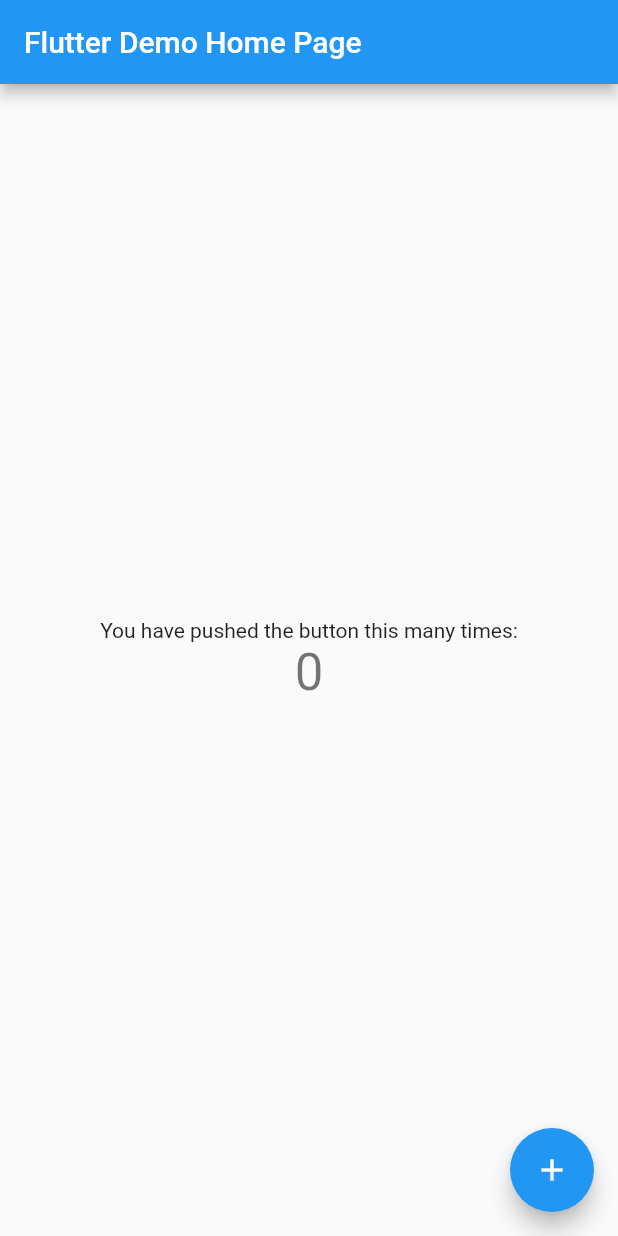
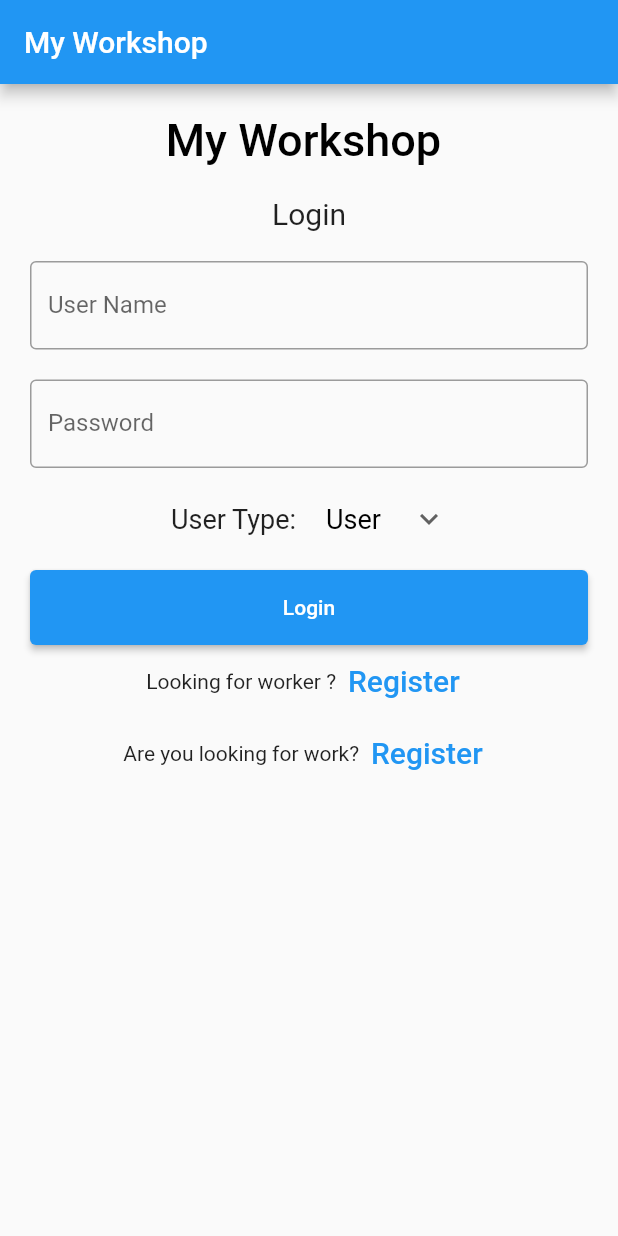
Before and after one commit to IftekharulAlam/workshopapp, a Flutter app: the screen it shows after launch, on a phone screen of 412 x 824 dp. Run offline on Flutter 3.47's test engine with Material 2 defaults, Android fonts, the phone set to English and light mode, and no system bars; our stand-ins replace fluttertoast.

Commit message:
create workshop added

```diff
--- a/lib/main.dart
+++ b/lib/main.dart
@@ -1,115 +1,223 @@
+// ignore_for_file: sort_child_properties_last,, use_build_context_synchronously
+
+import 'dart:convert';
+
 import 'package:flutter/material.dart';
+import 'package:fluttertoast/fluttertoast.dart';
 
-void main() {
-  runApp(const MyApp());
-}
+import 'package:http/http.dart' as http;
+import 'package:workshopapp/createWorkshopScreen.dart';
+import 'package:workshopapp/homepage.dart';
+import 'package:workshopapp/registrationWorkshop.dart';
+
+void main() => runApp(const MyApp());
 
 class MyApp extends StatelessWidget {
-  const MyApp({super.key});
+  const MyApp({Key? key}) : super(key: key);
 
-  // This widget is the root of your application.
+  static const String _title = 'My Workshop ';
+
   @override
   Widget build(BuildContext context) {
     return MaterialApp(
-      title: 'Flutter Demo',
-      theme: ThemeData(
-        // This is the theme of your application.
-        //
-        // Try running your application with "flutter run". You'll see the
-        // application has a blue toolbar. Then, without quitting the app, try
-        // changing the primarySwatch below to Colors.green and then invoke
-        // "hot reload" (press "r" in the console where you ran "flutter run",
-        // or simply save your changes to "hot reload" in a Flutter IDE).
-        // Notice that the counter didn't reset back to zero; the application
-        // is not restarted.
-        primarySwatch: Colors.blue,
+      debugShowCheckedModeBanner: false,
+      title: _title,
+      home: Scaffold(
+        appBar: AppBar(title: const Text(_title)),
+        body: const MyStatefulWidget(),
       ),
-      home: const MyHomePage(title: 'Flutter Demo Home Page'),
     );
   }
 }
 
-class MyHomePage extends StatefulWidget {
-  const MyHomePage({super.key, required this.title});
-
-  // This widget is the home page of your application. It is stateful, meaning
-  // that it has a State object (defined below) that contains fields that affect
-  // how it looks.
-
-  // This class is the configuration for the state. It holds the values (in this
-  // case the title) provided by the parent (in this case the App widget) and
-  // used by the build method of the State. Fields in a Widget subclass are
-  // always marked "final".
-
-  final String title;
+class MyStatefulWidget extends StatefulWidget {
+  const MyStatefulWidget({Key? key}) : super(key: key);
 
   @override
-  State<MyHomePage> createState() => _MyHomePageState();
+  State<MyStatefulWidget> createState() => _MyStatefulWidgetState();
 }
 
-class _MyHomePageState extends State<MyHomePage> {
-  int _counter = 0;
+class _MyStatefulWidgetState extends State<MyStatefulWidget> {
+  String dropdownvalue = 'User';
+  var items = ['User', 'Worker'];
+  TextEditingController name = TextEditingController();
+  TextEditingController password = TextEditingController();
 
-  void _incrementCounter() {
-    setState(() {
-      // This call to setState tells the Flutter framework that something has
-      // changed in this State, which causes it to rerun the build method below
-      // so that the display can reflect the updated values. If we changed
-      // _counter without calling setState(), then the build method would not be
-      // called again, and so nothing would appear to happen.
-      _counter++;
+  Future login() async {
+    String finalUrl = "http://192.168.0.100:8000/login";
+    var url = Uri.parse(finalUrl);
+    var response = await http.post(url, body: {
+      "name": name.text,
+      "password": password.text,
+      "userType": dropdownvalue
     });
+
+    var data = json.decode(response.body)["message"];
+    if (data == "Success") {
+      Fluttertoast.showToast(
+          msg: "Login Successful",
+          toastLength: Toast.LENGTH_SHORT,
+          gravity: ToastGravity.CENTER,
+          timeInSecForIosWeb: 1,
+          backgroundColor: Colors.red,
+          textColor: Colors.white,
+          fontSize: 16.0);
+      Navigator.push(
+        context,
+        MaterialPageRoute(
+            builder: (context) => const HomePage(
+                // name: name.text,
+                // type: dropdownvalue,
+                )),
+      );
+    } else {
+      Fluttertoast.showToast(
+          msg: "Login Unsuccessful",
+          toastLength: Toast.LENGTH_SHORT,
+          gravity: ToastGravity.CENTER,
+          timeInSecForIosWeb: 1,
+          backgroundColor: Colors.red,
+          textColor: Colors.white,
+          fontSize: 16.0);
+    }
   }
 
   @override
   Widget build(BuildContext context) {
-    // This method is rerun every time setState is called, for instance as done
-    // by the _incrementCounter method above.
-    //
-    // The Flutter framework has been optimized to make rerunning build methods
-    // fast, so that you can just rebuild anything that needs updating rather
-    // than having to individually change instances of widgets.
-    return Scaffold(
-      appBar: AppBar(
-        // Here we take the value from the MyHomePage object that was created by
-        // the App.build method, and use it to set our appbar title.
-        title: Text(widget.title),
-      ),
-      body: Center(
-        // Center is a layout widget. It takes a single child and positions it
-        // in the middle of the parent.
-        child: Column(
-          // Column is also a layout widget. It takes a list of children and
-          // arranges them vertically. By default, it sizes itself to fit its
-          // children horizontally, and tries to be as tall as its parent.
-          //
-          // Invoke "debug painting" (press "p" in the console, choose the
-          // "Toggle Debug Paint" action from the Flutter Inspector in Android
-          // Studio, or the "Toggle Debug Paint" command in Visual Studio Code)
-          // to see the wireframe for each widget.
-          //
-          // Column has various properties to control how it sizes itself and
-          // how it positions its children. Here we use mainAxisAlignment to
-          // center the children vertically; the main axis here is the vertical
-          // axis because Columns are vertical (the cross axis would be
-          // horizontal).
-          mainAxisAlignment: MainAxisAlignment.center,
+    return Padding(
+        padding: const EdgeInsets.all(10),
+        child: ListView(
           children: <Widget>[
-            const Text(
-              'You have pushed the button this many times:',
+            Container(
+              alignment: Alignment.center,
+              padding: const EdgeInsets.all(10),
+              child: const Text(
+                'My Workshop ',
+                style: TextStyle(
+                    color: Colors.black,
+                    fontWeight: FontWeight.w500,
+                    fontSize: 30),
+              ),
             ),
-            Text(
-              '$_counter',
-              style: Theme.of(context).textTheme.headline4,
+            Container(
+              alignment: Alignment.center,
+              padding: const EdgeInsets.all(10),
+              child: const Text(
+                'Login',
+                style: TextStyle(fontSize: 20),
+              ),
+            ),
+            Container(
+              padding: const EdgeInsets.all(10),
+              child: TextField(
+                controller: name,
+                decoration: const InputDecoration(
+                  border: OutlineInputBorder(),
+                  labelText: 'User Name',
+                ),
+              ),
+            ),
+            Container(
+              padding: const EdgeInsets.fromLTRB(10, 10, 10, 0),
+              child: TextField(
+                obscureText: true,
+                controller: password,
+                decoration: const InputDecoration(
+                  border: OutlineInputBorder(),
+                  labelText: 'Password',
+                ),
+              ),
+            ),
+            Row(
+              mainAxisAlignment: MainAxisAlignment.center,
+              children: [
+                Container(
+                  alignment: Alignment.center,
+                  padding: const EdgeInsets.all(10),
+                  child: const Text(
+                    'User Type:',
+                    style: TextStyle(fontSize: 18),
+                  ),
+                ),
+                Container(
+                  padding: const EdgeInsets.all(10),
+                  child: DropdownButton(
+                    underline: Container(),
+                    style: const TextStyle(
+                        //te
+                        color: Colors.black, //Font color
+                        fontSize: 18 //font size on dropdown button
+                        ),
+                    value: dropdownvalue,
+                    icon: const Icon(Icons.keyboard_arrow_down),
+                    items: items.map((String items) {
+                      return DropdownMenuItem(value: items, child: Text(items));
+                    }).toList(),
+                    onChanged: (String? newValue) {
+                      setState(() {
+                        dropdownvalue = newValue!;
+                      });
+                    },
+                  ),
+                ),
+              ],
+            ),
+            Container(
+              height: 50,
+              padding: const EdgeInsets.fromLTRB(10, 0, 10, 0),
+              child: ElevatedButton(
+                child: const Text('Login'),
+                onPressed: () {
+                  // login();
+                  Navigator.push(
+                    context,
+                    MaterialPageRoute(
+                        builder: (context) => const CreateWorkshopPage()),
+                  );
+                },
+              ),
+            ),
+            Row(
+              children: <Widget>[
+                const Text('Looking for worker ?'),
+                TextButton(
+                  child: const Text(
+                    'Register',
+                    style: TextStyle(fontSize: 20),
+                  ),
+                  onPressed: () {
+                    //signup screen
+                    // Navigator.push(
+                    //   context,
+                    //   MaterialPageRoute(
+                    //       builder: (context) => const RegistrationPageUser()),
+                    // );
+                  },
+                )
+              ],
+              mainAxisAlignment: MainAxisAlignment.center,
+            ),
+            Row(
+              children: <Widget>[
+                const Text('Are you looking for work?'),
+                TextButton(
+                  child: const Text(
+                    'Register',
+                    style: TextStyle(fontSize: 20),
+                  ),
+                  onPressed: () {
+                    //signup screen
+                    // Navigator.push(
+                    //   context,
+                    //   MaterialPageRoute(
+                    //       builder: (context) => const RegistrationPageWorker()),
+                    // );
+                  },
+                )
+              ],
+              mainAxisAlignment: MainAxisAlignment.center,
             ),
           ],
-        ),
-      ),
-      floatingActionButton: FloatingActionButton(
-        onPressed: _incrementCounter,
-        tooltip: 'Increment',
-        child: const Icon(Icons.add),
-      ), // This trailing comma makes auto-formatting nicer for build methods.
-    );
+        ));
   }
 }
--- a/pubspec.yaml
+++ b/pubspec.yaml
@@ -36,6 +36,8 @@
   # The following adds the Cupertino Icons font to your application.
   # Use with the CupertinoIcons class for iOS style icons.
   cupertino_icons: ^1.0.2
+  http: ^0.13.5
+  fluttertoast: ^8.0.9
 
 dev_dependencies:
   flutter_test:
```
Also changed, not shown: lib/createWorkshopScreen.dart (added, +201 -0 lines), lib/homepage.dart (added, +74 -0 lines), lib/registrationWorkshop.dart (added, +15 -0 lines), pubspec.lock.
